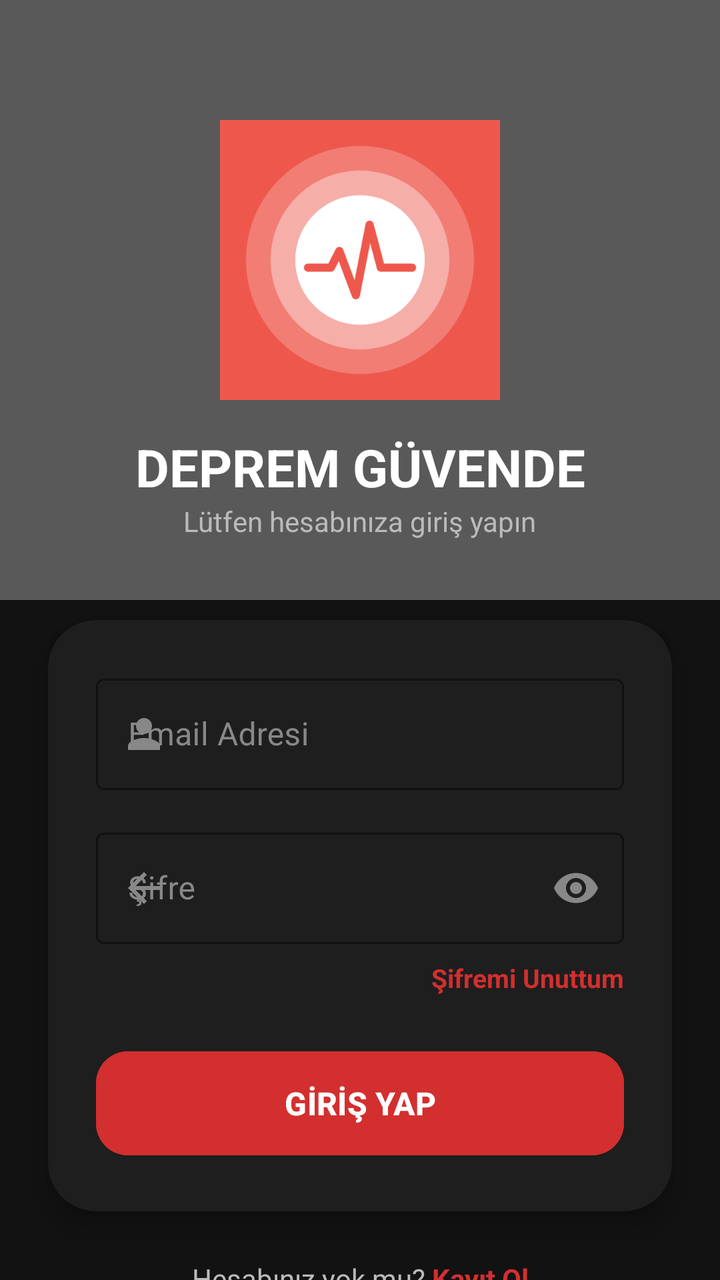
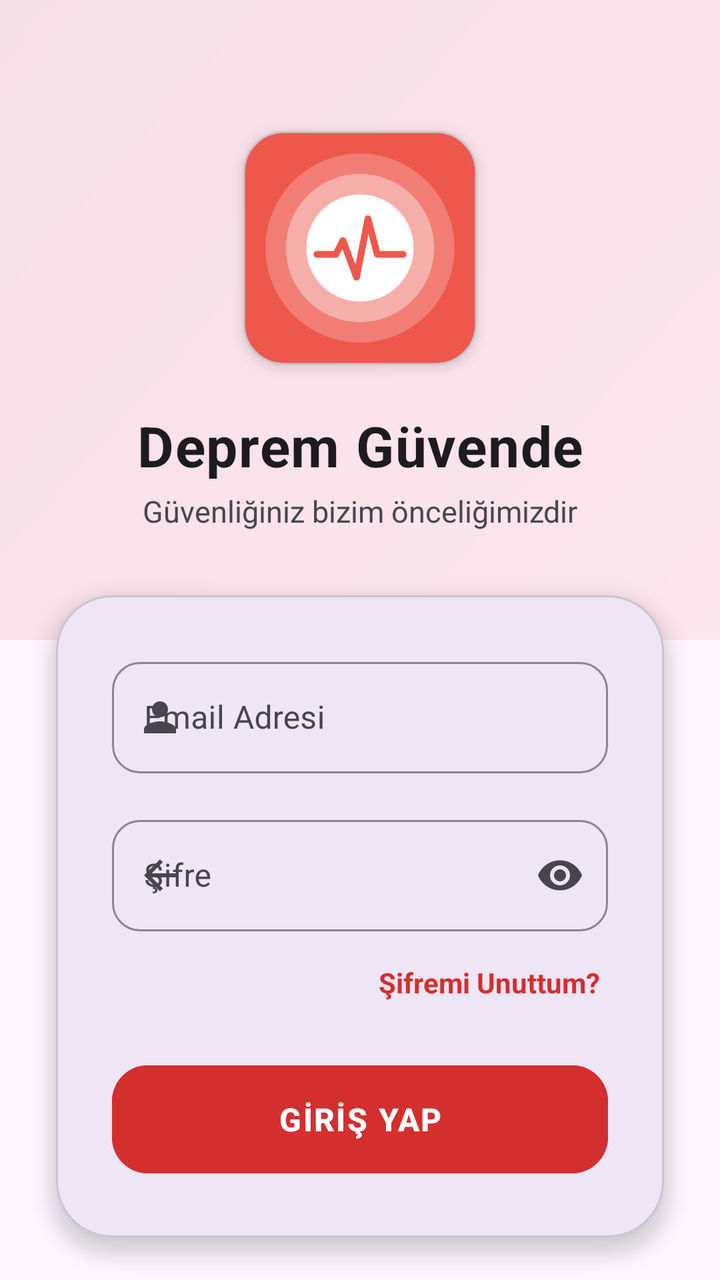

Before-and-after screenshots of an Android layout around one commit, followed by the original layout XML and the change that was made.
<!-- AndroidManifest.xml: application theme Theme.DepremBitirmeProjesi -->
<!-- res/layout/activity_login.xml -->
<?xml version="1.0" encoding="utf-8"?>
<androidx.constraintlayout.widget.ConstraintLayout xmlns:android="http://schemas.android.com/apk/res/android"
    xmlns:app="http://schemas.android.com/apk/res-auto"
    xmlns:tools="http://schemas.android.com/tools"
    android:layout_width="match_parent"
    android:layout_height="match_parent"
    android:background="#121212"
    tools:context=".ui.LoginActivity">

    <View
        android:id="@+id/topGradient"
        android:layout_width="match_parent"
        android:layout_height="300dp"
        android:background="@drawable/gradient_background"
        android:alpha="0.3"
        app:layout_constraintTop_toTopOf="parent" />

    <ImageView
        android:id="@+id/logo_image"
        android:layout_width="140dp"
        android:layout_height="140dp"
        android:layout_marginTop="60dp"
        android:src="@drawable/logo"
        app:layout_constraintEnd_toEndOf="parent"
        app:layout_constraintStart_toStartOf="parent"
        app:layout_constraintTop_toTopOf="parent" />

    <TextView
        android:id="@+id/login_title"
        android:layout_width="wrap_content"
        android:layout_height="wrap_content"
        android:layout_marginTop="16dp"
        android:text="DEPREM GÜVENDE"
        android:textColor="#FFFFFF"
        android:textSize="26sp"
        android:textStyle="bold"
        app:layout_constraintEnd_toEndOf="parent"
        app:layout_constraintStart_toStartOf="parent"
        app:layout_constraintTop_toBottomOf="@id/logo_image" />

    <TextView
        android:id="@+id/login_subtitle"
        android:layout_width="wrap_content"
        android:layout_height="wrap_content"
        android:text="Lütfen hesabınıza giriş yapın"
        android:textColor="#BBBBBB"
        android:textSize="14sp"
        app:layout_constraintEnd_toEndOf="parent"
        app:layout_constraintStart_toStartOf="parent"
        app:layout_constraintTop_toBottomOf="@id/login_title" />

    <com.google.android.material.card.MaterialCardView
        android:id="@+id/loginCard"
        android:layout_width="match_parent"
        android:layout_height="wrap_content"
        android:layout_marginHorizontal="24dp"
        android:layout_marginTop="40dp"
        app:cardBackgroundColor="#1E1E1E"
        app:cardCornerRadius="24dp"
        app:cardElevation="8dp"
        app:strokeWidth="0dp"
        app:layout_constraintTop_toBottomOf="@id/login_subtitle">

        <LinearLayout
            android:layout_width="match_parent"
            android:layout_height="wrap_content"
            android:orientation="vertical"
            android:padding="24dp">

            <com.google.android.material.textfield.TextInputLayout
                style="@style/Widget.MaterialComponents.TextInputLayout.OutlinedBox"
                android:layout_width="match_parent"
                android:layout_height="wrap_content"
                android:layout_marginBottom="16dp"
                android:textColorHint="#888888"
                app:boxStrokeColor="#D32F2F"
                app:hintTextColor="#D32F2F"
                app:startIconDrawable="@drawable/ic_user_profile"
                app:startIconTint="#888888">

                <com.google.android.material.textfield.TextInputEditText
                    android:id="@+id/email_input"
                    android:layout_width="match_parent"
                    android:layout_height="wrap_content"
                    android:hint="Email Adresi"
                    android:inputType="textEmailAddress"
                    android:textColor="#FFFFFF" />
            </com.google.android.material.textfield.TextInputLayout>

            <com.google.android.material.textfield.TextInputLayout
                style="@style/Widget.MaterialComponents.TextInputLayout.OutlinedBox"
                android:layout_width="match_parent"
                android:layout_height="wrap_content"
                android:textColorHint="#888888"
                app:boxStrokeColor="#D32F2F"
                app:hintTextColor="#D32F2F"
                app:passwordToggleEnabled="true"
                app:passwordToggleTint="#888888"
                app:startIconDrawable="@drawable/ic_back"
                app:startIconTint="#888888">

                <com.google.android.material.textfield.TextInputEditText
                    android:id="@+id/password_input"
                    android:layout_width="match_parent"
                    android:layout_height="wrap_content"
                    android:hint="Şifre"
                    android:inputType="textPassword"
                    android:textColor="#FFFFFF" />
            </com.google.android.material.textfield.TextInputLayout>

            <TextView
                android:id="@+id/forgot_password_text"
                android:layout_width="wrap_content"
                android:layout_height="wrap_content"
                android:layout_gravity="end"
                android:layout_marginTop="8dp"
                android:text="Şifremi Unuttum"
                android:textColor="#D32F2F"
                android:textSize="13sp"
                android:textStyle="bold" />

            <com.google.android.material.button.MaterialButton
                android:id="@+id/login_button"
                android:layout_width="match_parent"
                android:layout_height="60dp"
                android:layout_marginTop="24dp"
                android:backgroundTint="#D32F2F"
                android:text="GİRİŞ YAP"
                android:textColor="#FFFFFF"
                android:textSize="16sp"
                android:textStyle="bold"
                app:cornerRadius="16dp" />

        </LinearLayout>
    </com.google.android.material.card.MaterialCardView>

    <LinearLayout
        android:layout_width="wrap_content"
        android:layout_height="wrap_content"
        android:layout_marginTop="24dp"
        android:orientation="horizontal"
        app:layout_constraintEnd_toEndOf="parent"
        app:layout_constraintStart_toStartOf="parent"
        app:layout_constraintTop_toBottomOf="@id/loginCard">

        <TextView
            android:id="@+id/no_account_text"
            android:layout_width="wrap_content"
            android:layout_height="wrap_content"
            android:text="Hesabınız yok mu? "
            android:textColor="#BBBBBB" />

        <TextView
            android:id="@+id/register_text_button"
            android:layout_width="wrap_content"
            android:layout_height="wrap_content"
            android:text="Kayıt Ol"
            android:textColor="#D32F2F"
            android:textStyle="bold" />
    </LinearLayout>

</androidx.constraintlayout.widget.ConstraintLayout>
<!-- resources referenced by this layout -->
<resources>
  <!-- drawable gradient_background (drawable) -->
  <?xml version="1.0" encoding="utf-8"?>
  <shape xmlns:android="http://schemas.android.com/apk/res/android"
      android:shape="rectangle">
      <gradient
          android:type="linear"
          android:angle="270"
          android:startColor="#FFFFFF"
          android:endColor="#FFFFFF" />
  </shape>
  <!-- drawable ic_back (drawable) -->
  <vector xmlns:android="http://schemas.android.com/apk/res/android"
      android:width="24dp"
      android:height="24dp"
      android:viewportWidth="24"
      android:viewportHeight="24">
    <path
        android:fillColor="#FF000000"
        android:pathData="M20,11H7.83l5.59,-5.59L12,4l-8,8 8,8 1.41,-1.41L7.83,13H20v-2z"/>
  </vector>
  <!-- drawable ic_user_profile (drawable) -->
  <vector xmlns:android="http://schemas.android.com/apk/res/android"
      android:width="24dp"
      android:height="24dp"
      android:viewportWidth="24"
      android:viewportHeight="24">
    <path
        android:fillColor="#888888"
        android:pathData="M12,12c2.21,0 4,-1.79 4,-4s-1.79,-4 -4,-4 -4,1.79 -4,4 1.79,4 4,4zM12,14c-2.67,0 -8,1.34 -8,4v2h16v-2c0,-2.66 -5.33,-4 -8,-4z"/>
  </vector>
  <!-- drawable logo: png bitmap (drawable, 28003 bytes) -->
  <style name="Theme.DepremBitirmeProjesi" parent="Base.Theme.DepremBitirmeProjesi" />
  <style name="Base.Theme.DepremBitirmeProjesi" parent="Theme.Material3.DayNight.NoActionBar">
          
      </style>
</resources>

<!-- the commit's change to res/layout/activity_login.xml (unified diff, before → after) -->
@@ -4,23 +4,29 @@
     xmlns:tools="http://schemas.android.com/tools"
     android:layout_width="match_parent"
     android:layout_height="match_parent"
-    android:background="#121212"
+    android:background="?android:attr/colorBackground"
     tools:context=".ui.LoginActivity">
 
     <View
         android:id="@+id/topGradient"
         android:layout_width="match_parent"
-        android:layout_height="300dp"
+        android:layout_height="320dp"
         android:background="@drawable/gradient_background"
-        android:alpha="0.3"
+        android:alpha="0.1"
         app:layout_constraintTop_toTopOf="parent" />
 
-    <ImageView
+    <com.google.android.material.imageview.ShapeableImageView
         android:id="@+id/logo_image"
-        android:layout_width="140dp"
-        android:layout_height="140dp"
-        android:layout_marginTop="60dp"
+        android:layout_width="120dp"
+        android:layout_height="120dp"
+        android:layout_marginTop="64dp"
         android:src="@drawable/logo"
+        android:elevation="4dp"
+        android:padding="2dp"
+        android:scaleType="centerCrop"
+        app:strokeWidth="1dp"
+        app:strokeColor="?attr/colorOutlineVariant"
+        app:shapeAppearanceOverlay="@style/ShapeAppearanceOverlay.App.SoftRectangle"
         app:layout_constraintEnd_toEndOf="parent"
         app:layout_constraintStart_toStartOf="parent"
         app:layout_constraintTop_toTopOf="parent" />
@@ -29,11 +35,12 @@
         android:id="@+id/login_title"
         android:layout_width="wrap_content"
         android:layout_height="wrap_content"
-        android:layout_marginTop="16dp"
-        android:text="DEPREM GÜVENDE"
-        android:textColor="#FFFFFF"
-        android:textSize="26sp"
+        android:layout_marginTop="20dp"
+        android:text="Deprem Güvende"
+        android:textColor="?android:attr/textColorPrimary"
+        android:textSize="28sp"
         android:textStyle="bold"
+        android:letterSpacing="0.02"
         app:layout_constraintEnd_toEndOf="parent"
         app:layout_constraintStart_toStartOf="parent"
         app:layout_constraintTop_toBottomOf="@id/logo_image" />
@@ -42,9 +49,10 @@
         android:id="@+id/login_subtitle"
         android:layout_width="wrap_content"
         android:layout_height="wrap_content"
-        android:text="Lütfen hesabınıza giriş yapın"
-        android:textColor="#BBBBBB"
-        android:textSize="14sp"
+        android:layout_marginTop="4dp"
+        android:text="Güvenliğiniz bizim önceliğimizdir"
+        android:textColor="?android:attr/textColorSecondary"
+        android:textSize="15sp"
         app:layout_constraintEnd_toEndOf="parent"
         app:layout_constraintStart_toStartOf="parent"
         app:layout_constraintTop_toBottomOf="@id/login_title" />
@@ -53,30 +61,35 @@
         android:id="@+id/loginCard"
         android:layout_width="match_parent"
         android:layout_height="wrap_content"
-        android:layout_marginHorizontal="24dp"
-        android:layout_marginTop="40dp"
-        app:cardBackgroundColor="#1E1E1E"
-        app:cardCornerRadius="24dp"
-        app:cardElevation="8dp"
-        app:strokeWidth="0dp"
+        android:layout_marginHorizontal="28dp"
+        android:layout_marginTop="32dp"
+        app:cardBackgroundColor="?attr/colorSurface"
+        app:cardCornerRadius="28dp"
+        app:cardElevation="6dp"
+        app:strokeWidth="1dp"
+        app:strokeColor="?attr/colorOutlineVariant"
         app:layout_constraintTop_toBottomOf="@id/login_subtitle">
 
         <LinearLayout
             android:layout_width="match_parent"
             android:layout_height="wrap_content"
             android:orientation="vertical"
-            android:padding="24dp">
+            android:padding="28dp">
 
             <com.google.android.material.textfield.TextInputLayout
                 style="@style/Widget.MaterialComponents.TextInputLayout.OutlinedBox"
                 android:layout_width="match_parent"
                 android:layout_height="wrap_content"
-                android:layout_marginBottom="16dp"
-                android:textColorHint="#888888"
+                android:layout_marginBottom="18dp"
+                android:textColorHint="?android:attr/textColorSecondary"
                 app:boxStrokeColor="#D32F2F"
                 app:hintTextColor="#D32F2F"
+                app:boxCornerRadiusBottomEnd="14dp"
+                app:boxCornerRadiusBottomStart="14dp"
+                app:boxCornerRadiusTopEnd="14dp"
+                app:boxCornerRadiusTopStart="14dp"
                 app:startIconDrawable="@drawable/ic_user_profile"
-                app:startIconTint="#888888">
+                app:startIconTint="?attr/colorControlNormal">
 
                 <com.google.android.material.textfield.TextInputEditText
                     android:id="@+id/email_input"
@@ -84,20 +97,24 @@
                     android:layout_height="wrap_content"
                     android:hint="Email Adresi"
                     android:inputType="textEmailAddress"
-                    android:textColor="#FFFFFF" />
+                    android:textColor="?android:attr/textColorPrimary" />
             </com.google.android.material.textfield.TextInputLayout>
 
             <com.google.android.material.textfield.TextInputLayout
                 style="@style/Widget.MaterialComponents.TextInputLayout.OutlinedBox"
                 android:layout_width="match_parent"
                 android:layout_height="wrap_content"
-                android:textColorHint="#888888"
+                android:textColorHint="?android:attr/textColorSecondary"
                 app:boxStrokeColor="#D32F2F"
                 app:hintTextColor="#D32F2F"
+                app:boxCornerRadiusBottomEnd="14dp"
+                app:boxCornerRadiusBottomStart="14dp"
+                app:boxCornerRadiusTopEnd="14dp"
+                app:boxCornerRadiusTopStart="14dp"
                 app:passwordToggleEnabled="true"
-                app:passwordToggleTint="#888888"
+                app:passwordToggleTint="?attr/colorControlNormal"
                 app:startIconDrawable="@drawable/ic_back"
-                app:startIconTint="#888888">
+                app:startIconTint="?attr/colorControlNormal">
 
                 <com.google.android.material.textfield.TextInputEditText
                     android:id="@+id/password_input"
@@ -105,7 +122,7 @@
                     android:layout_height="wrap_content"
                     android:hint="Şifre"
                     android:inputType="textPassword"
-                    android:textColor="#FFFFFF" />
+                    android:textColor="?android:attr/textColorPrimary" />
             </com.google.android.material.textfield.TextInputLayout>
 
             <TextView
@@ -113,23 +130,26 @@
                 android:layout_width="wrap_content"
                 android:layout_height="wrap_content"
                 android:layout_gravity="end"
-                android:layout_marginTop="8dp"
-                android:text="Şifremi Unuttum"
+                android:layout_marginTop="12dp"
+                android:padding="4dp"
+                android:text="Şifremi Unuttum?"
                 android:textColor="#D32F2F"
-                android:textSize="13sp"
+                android:textSize="14sp"
                 android:textStyle="bold" />
 
             <com.google.android.material.button.MaterialButton
                 android:id="@+id/login_button"
                 android:layout_width="match_parent"
-                android:layout_height="60dp"
+                android:layout_height="62dp"
                 android:layout_marginTop="24dp"
                 android:backgroundTint="#D32F2F"
                 android:text="GİRİŞ YAP"
                 android:textColor="#FFFFFF"
                 android:textSize="16sp"
                 android:textStyle="bold"
-                app:cornerRadius="16dp" />
+                android:letterSpacing="0.05"
+                app:cornerRadius="18dp"
+                app:elevation="4dp" />
 
         </LinearLayout>
     </com.google.android.material.card.MaterialCardView>
@@ -137,8 +157,9 @@
     <LinearLayout
         android:layout_width="wrap_content"
         android:layout_height="wrap_content"
-        android:layout_marginTop="24dp"
+        android:layout_marginTop="32dp"
         android:orientation="horizontal"
+        android:padding="8dp"
         app:layout_constraintEnd_toEndOf="parent"
         app:layout_constraintStart_toStartOf="parent"
         app:layout_constraintTop_toBottomOf="@id/loginCard">
@@ -148,7 +169,8 @@
             android:layout_width="wrap_content"
             android:layout_height="wrap_content"
             android:text="Hesabınız yok mu? "
-            android:textColor="#BBBBBB" />
+            android:textColor="?android:attr/textColorSecondary"
+            android:textSize="15sp" />
 
         <TextView
             android:id="@+id/register_text_button"
@@ -156,7 +178,8 @@
             android:layout_height="wrap_content"
             android:text="Kayıt Ol"
             android:textColor="#D32F2F"
-            android:textStyle="bold" />
+            android:textStyle="bold"
+            android:textSize="15sp" />
     </LinearLayout>
 
 </androidx.constraintlayout.widget.ConstraintLayout>
<!-- resource entries referenced after the edit -->
@@ -5,10 +5,11 @@
   <shape xmlns:android="http://schemas.android.com/apk/res/android"
       android:shape="rectangle">
       <gradient
-          android:type="linear"
-          android:angle="270"
-          android:startColor="#FFFFFF"
-          android:endColor="#FFFFFF" />
+          android:angle="135"
+          android:centerColor="#D32F2F"
+          android:endColor="#B71C1C"
+          android:startColor="#EF5350"
+          android:type="linear" />
   </shape>
   <!-- drawable ic_back (drawable) -->
   <vector xmlns:android="http://schemas.android.com/apk/res/android"
@@ -31,6 +32,9 @@
         android:pathData="M12,12c2.21,0 4,-1.79 4,-4s-1.79,-4 -4,-4 -4,1.79 -4,4 1.79,4 4,4zM12,14c-2.67,0 -8,1.34 -8,4v2h16v-2c0,-2.66 -5.33,-4 -8,-4z"/>
   </vector>
   <!-- drawable logo: png bitmap (drawable, 28003 bytes) -->
+  <style name="ShapeAppearanceOverlay.App.SoftRectangle" parent="">
+          <item name="cornerSize">20dp</item>
+      </style>
   <style name="Theme.DepremBitirmeProjesi" parent="Base.Theme.DepremBitirmeProjesi" />
   <style name="Base.Theme.DepremBitirmeProjesi" parent="Theme.Material3.DayNight.NoActionBar">
           
